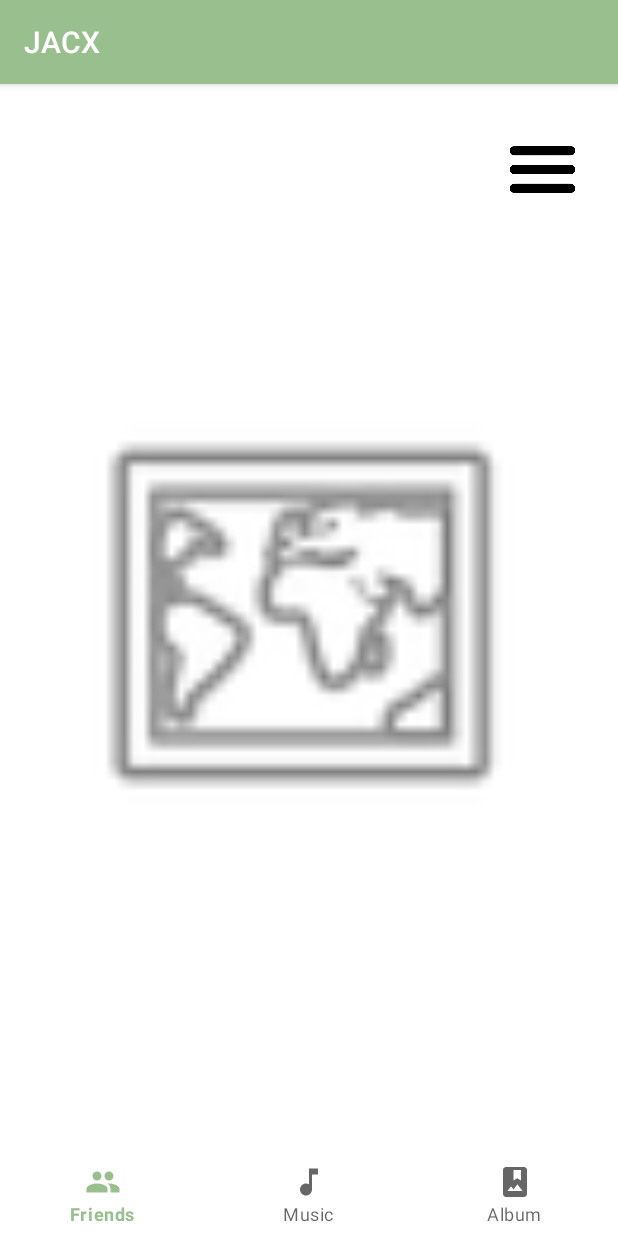
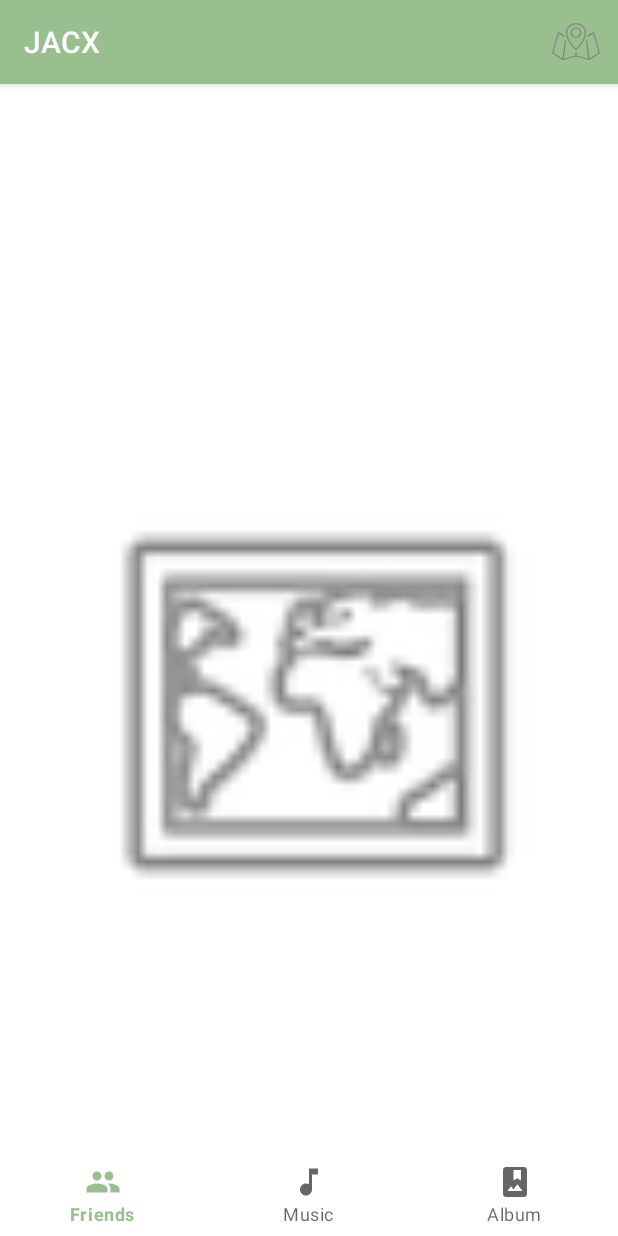
Before and after one commit to juan-fontenla/jacx, an Android app: the DetailsTripsFragment screen opened directly, with no data from a screen before it, on a phone screen of 412 x 824 dp. Run offline under Robolectric (Android 15) with nearby library versions, the phone set to English and light mode, and no system bars.

Commit message:
Implementa nueva icono ruta en el toolbar

```diff
--- a/app/src/main/java/com/apm/jacx/DetailsTripsFragment.kt
+++ b/app/src/main/java/com/apm/jacx/DetailsTripsFragment.kt
@@ -1,34 +1,22 @@
 package com.apm.jacx
 
 import android.os.Bundle
-import android.view.LayoutInflater
-import android.view.View
-import android.view.ViewGroup
+import android.util.Log
+import android.view.*
+import android.widget.Button
 import android.widget.ImageButton
+import android.widget.Toast
+import androidx.appcompat.app.ActionBar
+import androidx.appcompat.app.AppCompatActivity
+import androidx.appcompat.widget.Toolbar
 import androidx.fragment.app.Fragment
 
-private const val ARG_PARAM1 = "param1"
-private const val ARG_PARAM2 = "param2"
 
 class DetailsTripsFragment : Fragment() {
-    private var param1: String? = null
-    private var param2: String? = null
 
     override fun onCreate(savedInstanceState: Bundle?) {
         super.onCreate(savedInstanceState)
-        arguments?.let {
-            param1 = it.getString(ARG_PARAM1)
-            param2 = it.getString(ARG_PARAM2)
-        }
-    }
-
-    override fun onViewCreated(view: View, savedInstanceState: Bundle?) {
-        super.onViewCreated(view, savedInstanceState)
-
-        val menuButton = getView()?.findViewById<ImageButton>(R.id.iB_menu_map)
-        menuButton!!.setOnClickListener{
-            activity?.supportFragmentManager?.beginTransaction()?.replace(R.id.main_view_container_trip, ItineraryFragment())?.commit()
-        }
+        setHasOptionsMenu(true);
     }
 
     override fun onCreateView(
@@ -39,14 +27,20 @@ class DetailsTripsFragment : Fragment() {
         return inflater.inflate(R.layout.fragment_details_trips, container, false)
     }
 
-    companion object {
-        @JvmStatic
-        fun newInstance(param1: String, param2: String) =
-            TripsFragment().apply {
-                arguments = Bundle().apply {
-                    putString(ARG_PARAM1, param1)
-                    putString(ARG_PARAM2, param2)
-                }
+    // Acceso a crear una nueva ruta del viaje
+    override fun onOptionsItemSelected(item: MenuItem): Boolean {
+        return when (item.itemId) {
+            R.id.menu_ubicacion -> {
+                activity?.supportFragmentManager?.beginTransaction()?.replace(R.id.main_view_container_trip, ItineraryFragment())?.commit()
+                true
             }
+            else -> super.onOptionsItemSelected(item);
+        }
+
+    }
+
+    override fun onCreateOptionsMenu(menu: Menu, inflater: MenuInflater) {
+        inflater.inflate(R.menu.menu_selected_route, menu);
+        return super.onCreateOptionsMenu(menu, inflater)
     }
 }
--- /dev/null
+++ b/app/src/main/res/drawable/icon_selected_route.xml
@@ -0,0 +1,15 @@
+<vector xmlns:android="http://schemas.android.com/apk/res/android"
+    android:width="41dp"
+    android:height="32dp"
+    android:viewportWidth="41"
+    android:viewportHeight="32">
+  <path
+      android:pathData="M9.239,31.927c0.009,0.006 0.021,0.003 0.03,0.009C9.342,31.973 9.418,32 9.5,32c0.044,0 0.088,-0.006 0.132,-0.018L20.5,29.016l10.868,2.966C31.412,31.994 31.456,32 31.5,32c0.082,0 0.158,-0.027 0.23,-0.065c0.01,-0.005 0.021,-0.003 0.03,-0.009l9,-5.5c0.191,-0.117 0.281,-0.348 0.22,-0.563l-4.984,-17.5c-0.041,-0.147 -0.148,-0.267 -0.29,-0.326c-0.142,-0.057 -0.301,-0.048 -0.436,0.026l-4.962,2.784c-0.24,0.135 -0.326,0.44 -0.191,0.681c0.135,0.242 0.439,0.327 0.682,0.191l4.409,-2.475l4.707,16.526L31.9,30.669l-1.904,-15.231c-0.034,-0.275 -0.293,-0.466 -0.559,-0.434c-0.273,0.034 -0.468,0.284 -0.434,0.558l1.907,15.259L21,28.116v-2.73c0,-0.276 -0.224,-0.5 -0.5,-0.5s-0.5,0.224 -0.5,0.5v2.73l-9.911,2.705l1.907,-15.259c0.034,-0.274 -0.16,-0.524 -0.434,-0.558c-0.272,-0.032 -0.524,0.159 -0.559,0.434L9.1,30.669l-8.015,-4.898L5.792,9.246l4.409,2.475c0.242,0.134 0.546,0.049 0.682,-0.191c0.135,-0.241 0.049,-0.545 -0.191,-0.681L5.729,8.064C5.596,7.989 5.437,7.979 5.294,8.038c-0.142,0.059 -0.249,0.178 -0.29,0.326l-4.984,17.5c-0.062,0.216 0.028,0.446 0.22,0.563L9.239,31.927z"
+      android:fillColor="#828282"/>
+  <path
+      android:pathData="M20.161,23.368c0.096,0.088 0.217,0.132 0.339,0.132c0.12,0 0.24,-0.043 0.336,-0.129C21.169,23.068 29,15.882 29,8.5C29,3.733 25.267,0 20.5,0S12,3.733 12,8.5C12,15.754 19.828,23.06 20.161,23.368zM20.5,1C24.775,1 28,4.224 28,8.5c0,6.097 -5.993,12.337 -7.497,13.807C19.002,20.82 13,14.498 13,8.5C13,4.224 16.225,1 20.5,1z"
+      android:fillColor="#828282"/>
+  <path
+      android:pathData="M25,8.5C25,6.019 22.981,4 20.5,4S16,6.019 16,8.5s2.019,4.5 4.5,4.5S25,10.981 25,8.5zM20.5,12c-1.93,0 -3.5,-1.57 -3.5,-3.5S18.57,5 20.5,5S24,6.57 24,8.5S22.43,12 20.5,12z"
+      android:fillColor="#828282"/>
+</vector>
--- a/app/src/main/res/layout/fragment_details_trips.xml
+++ b/app/src/main/res/layout/fragment_details_trips.xml
@@ -7,16 +7,10 @@
     android:layout_height="match_parent"
     tools:context=".DetailsTripsFragment">
 
-    <ImageButton
-        android:id="@+id/iB_menu_map"
-        android:layout_width="50dp"
-        android:layout_height="50dp"
-        android:layout_marginStart="327dp"
-        android:layout_marginTop="32dp"
-        android:layout_marginEnd="16dp"
-        android:background="#00FFFFFF"
-        android:scaleType="centerInside"
-        android:src="@drawable/img_menu_burger"
+    <androidx.appcompat.widget.Toolbar
+        android:id="@+id/toolbar_ubicacion"
+        android:layout_width="match_parent"
+        android:layout_height="wrap_content"
         app:layout_constraintEnd_toEndOf="parent"
         app:layout_constraintStart_toStartOf="parent"
         app:layout_constraintTop_toTopOf="parent" />
@@ -26,11 +20,12 @@
         android:layout_width="349dp"
         android:layout_height="304dp"
         android:layout_marginStart="16dp"
-        android:layout_marginTop="120dp"
+        android:layout_marginTop="262dp"
         android:layout_marginEnd="28dp"
         android:src="@android:drawable/ic_menu_mapmode"
         app:layout_constraintEnd_toEndOf="parent"
+        app:layout_constraintHorizontal_bias="1.0"
         app:layout_constraintStart_toStartOf="parent"
-        app:layout_constraintTop_toBottomOf="@+id/iB_menu_map" />
+        app:layout_constraintTop_toTopOf="parent" />
 
 </androidx.constraintlayout.widget.ConstraintLayout>
--- /dev/null
+++ b/app/src/main/res/menu/menu_selected_route.xml
@@ -0,0 +1,11 @@
+<?xml version="1.0" encoding="utf-8"?>
+<menu xmlns:android="http://schemas.android.com/apk/res/android"
+    xmlns:app="http://schemas.android.com/apk/res-auto">
+
+     <item
+        android:id="@+id/menu_ubicacion"
+        android:icon="@drawable/icon_selected_route"
+        android:title="@string/tV_ubicacion_actual"
+        app:showAsAction="always"/>
+
+</menu>
```
